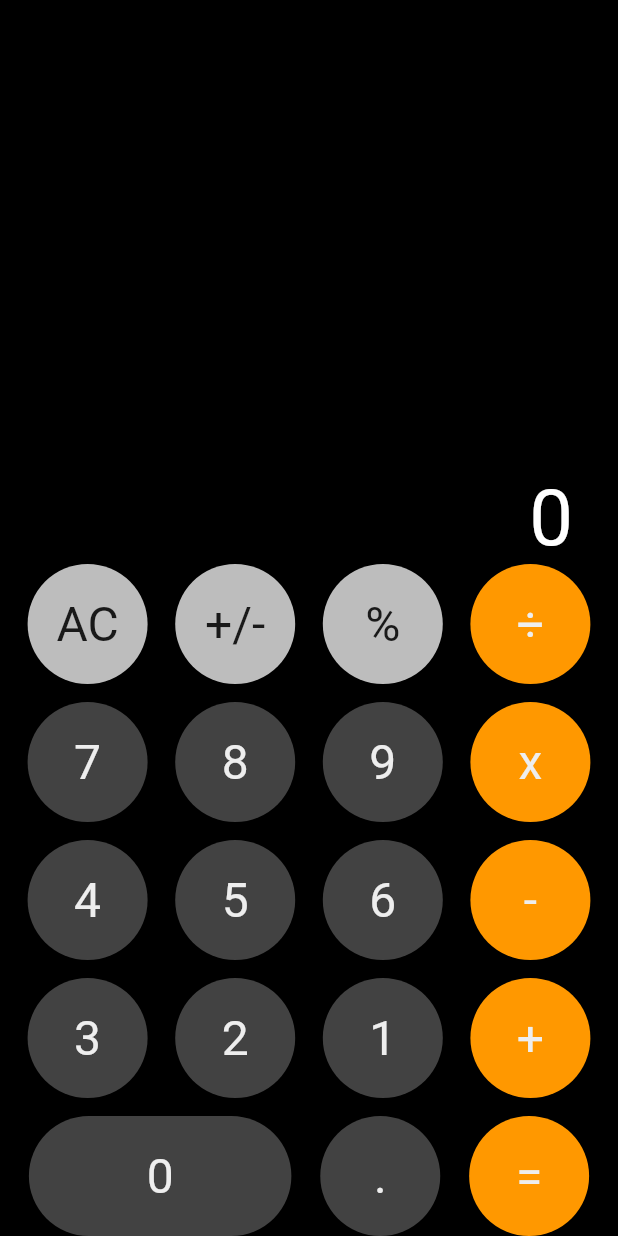
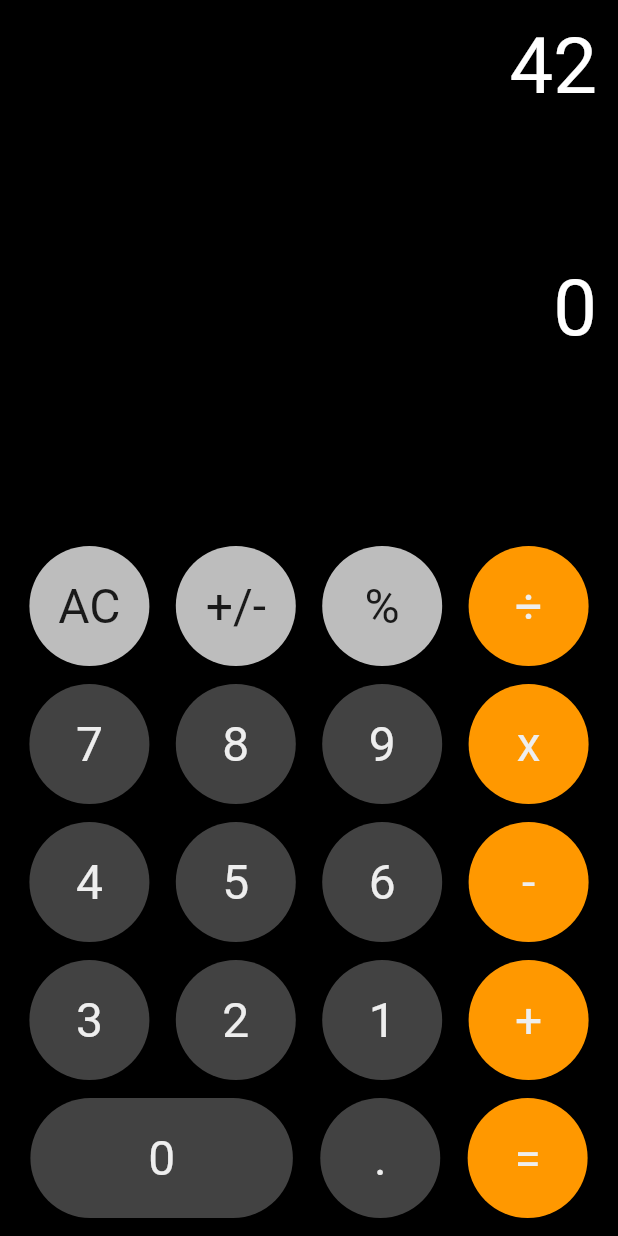
Before and after one commit to HeshmatGhaffariHadid/Apple-Calculator, a Flutter app: the screen it shows after launch, on a phone screen of 412 x 824 dp. Run offline on Flutter 3.47's test engine with Material 2 defaults, Android fonts, the phone set to English and light mode, and no system bars.

Commit message:
Modularized the project

```diff
--- /dev/null
+++ b/lib/clicks.dart
@@ -0,0 +1,36 @@
+import 'package:flutter/material.dart';
+
+
+class Clicks extends StatelessWidget {
+  late Color operationColor;
+  late Color containerColor;
+  late String operation;
+  Clicks(
+      {required this.operationColor,
+        required this.containerColor,
+        required this.operation});
+
+  @override
+  Widget build(BuildContext context) {
+    return GestureDetector(
+      onTap: () {},
+      child: Container(
+        height: 80,
+        width: 80,
+        decoration: BoxDecoration(
+          color: containerColor,
+          borderRadius: BorderRadius.circular(100),
+        ),
+        child: Center(
+          child: Text(
+            operation,
+            style: TextStyle(
+              color: operationColor,
+              fontSize: 32,
+            ),
+          ),
+        ),
+      ),
+    );
+  }
+}
--- a/lib/main.dart
+++ b/lib/main.dart
@@ -1,55 +1,90 @@
 import 'package:flutter/material.dart';
+
+import 'clicks.dart';
 
 void main() {
   runApp(HomePage());
 }
 
-class HomePage extends StatelessWidget {
-  int input = 0;
-  int? result;
+class HomePage extends StatefulWidget {
+  @override
+  State<HomePage> createState() => _HomePageState();
+}
+
+class _HomePageState extends State<HomePage> {
+  int clickValue = 42;
+  int answer = 0;
+  List<String> buttonValue = [];
 
   @override
   Widget build(BuildContext context) {
     return MaterialApp(
+      debugShowCheckedModeBanner: false,
       home: Scaffold(
         backgroundColor: Colors.black,
         body: SafeArea(
+          child: Padding(
+            padding: const EdgeInsets.symmetric(vertical: 12, horizontal: 2),
+            child: Expanded(
+              child: Column(
+                children: [
+                  Expanded(
+                    child: Container(
+                      color: Colors.black,
+                      child: Padding(
+                        padding: const EdgeInsets.symmetric(
+                            vertical: 2, horizontal: 12),
+                        child: Column(
+                          crossAxisAlignment: CrossAxisAlignment.end,
+                          children: [
+                            Row(
+                              mainAxisAlignment: MainAxisAlignment.end,
+                              children: [
+                                Text(
+                                  clickValue.toString(),
+                                  style: TextStyle(
+                                      fontSize: 52, color: Colors.white),
+                                ),
+                              ],
+                            ),
+                            SizedBox(height: 100),
+                            Text(
+                              answer.toString(),
+                              style:
+                                  TextStyle(fontSize: 52, color: Colors.white),
+                            ),
+                          ],
+                        ),
+                      ),
+                    ),
+                  ),
+                  Expanded(
+                    flex: 2,
+                    child: Container(
                       child: Column(
                         mainAxisAlignment: MainAxisAlignment.end,
                         children: [
-              SizedBox(height: 270),
-              Row(mainAxisAlignment: MainAxisAlignment.end,
-                children: [
+                          // SizedBox(height: 270),
 
-                  Text('0',style: TextStyle(
-                    fontSize: 52,
-                    color: Colors.white
-                  )),SizedBox(width: 30),
-                ],
-              ),
                           Row(
                             mainAxisAlignment: MainAxisAlignment.spaceEvenly,
                             children: [
                               Clicks(
                                   operationColor: Colors.black87,
                                   containerColor: Colors.grey.shade400,
-                      operation: 'AC'
-                  ),
+                                  operation: 'AC'),
                               Clicks(
                                   operationColor: Colors.black87,
                                   containerColor: Colors.grey.shade400,
-                      operation: '+/-'
-                  ),
+                                  operation: '+/-'),
                               Clicks(
                                   operationColor: Colors.black87,
                                   containerColor: Colors.grey.shade400,
-                      operation: '%'
-                  ),
+                                  operation: '%'),
                               Clicks(
                                   operationColor: Colors.grey.shade200,
                                   containerColor: Colors.orange,
-                      operation: '÷'
-                  ),
+                                  operation: '÷'),
                             ],
                           ),
                           SizedBox(height: 12),
@@ -59,23 +94,19 @@ class HomePage extends StatelessWidget {
                               Clicks(
                                   operationColor: Colors.grey.shade200,
                                   containerColor: Colors.grey.shade800,
-                      operation: '7'
-                  ),
+                                  operation: '7'),
                               Clicks(
                                   operationColor: Colors.grey.shade200,
                                   containerColor: Colors.grey.shade800,
-                      operation: '8'
-                  ),
+                                  operation: '8'),
                               Clicks(
                                   operationColor: Colors.grey.shade200,
                                   containerColor: Colors.grey.shade800,
-                      operation: '9'
-                  ),
+                                  operation: '9'),
                               Clicks(
                                   operationColor: Colors.grey.shade200,
                                   containerColor: Colors.orange,
-                      operation: 'x'
-                  ),
+                                  operation: 'x'),
                             ],
                           ),
                           SizedBox(height: 12),
@@ -85,23 +116,19 @@ class HomePage extends StatelessWidget {
                               Clicks(
                                   operationColor: Colors.grey.shade200,
                                   containerColor: Colors.grey.shade800,
-                      operation: '4'
-                  ),
+                                  operation: '4'),
                               Clicks(
                                   operationColor: Colors.grey.shade200,
                                   containerColor: Colors.grey.shade800,
-                      operation: '5'
-                  ),
+                                  operation: '5'),
                               Clicks(
                                   operationColor: Colors.grey.shade200,
                                   containerColor: Colors.grey.shade800,
-                      operation: '6'
-                  ),
+                                  operation: '6'),
                               Clicks(
                                   operationColor: Colors.grey.shade200,
                                   containerColor: Colors.orange,
-                      operation: '-'
-                  ),
+                                  operation: '-'),
                             ],
                           ),
                           SizedBox(height: 12),
@@ -111,23 +138,19 @@ class HomePage extends StatelessWidget {
                               Clicks(
                                   operationColor: Colors.grey.shade200,
                                   containerColor: Colors.grey.shade800,
-                      operation: '3'
-                  ),
+                                  operation: '3'),
                               Clicks(
                                   operationColor: Colors.grey.shade200,
                                   containerColor: Colors.grey.shade800,
-                      operation: '2'
-                  ),
+                                  operation: '2'),
                               Clicks(
                                   operationColor: Colors.grey.shade200,
                                   containerColor: Colors.grey.shade800,
-                      operation: '1'
-                  ),
+                                  operation: '1'),
                               Clicks(
                                   operationColor: Colors.grey.shade200,
                                   containerColor: Colors.orange,
-                      operation: '+'
-                  ),
+                                  operation: '+'),
                             ],
                           ),
                           SizedBox(height: 12),
@@ -135,33 +158,38 @@ class HomePage extends StatelessWidget {
                             mainAxisAlignment: MainAxisAlignment.spaceEvenly,
                             children: [
                               Container(
-                    height:80,
+                                height: 80,
                                 width: 175,
                                 decoration: BoxDecoration(
-                      color:Colors.grey.shade800,
-                      borderRadius: BorderRadius.circular(50)
-                    ),
+                                    color: Colors.grey.shade800,
+                                    borderRadius: BorderRadius.circular(50)),
                                 child: Center(
-                      child: Text('0',style: TextStyle(
+                                  child: Text(
+                                    '0',
+                                    style: TextStyle(
                                       fontSize: 32,
                                       color: Colors.grey.shade200,
-                      ),),
                                     ),
                                   ),
-
+                                ),
+                              ),
                               Clicks(
                                   operationColor: Colors.grey.shade200,
                                   containerColor: Colors.grey.shade800,
-                      operation: '.'
-                  ),
+                                  operation: '.'),
                               Clicks(
                                   operationColor: Colors.grey.shade200,
                                   containerColor: Colors.orange,
-                      operation: '='
+                                  operation: '='),
+                            ],
                           ),
                         ],
                       ),
+                    ),
+                  ),
                 ],
+              ),
+            ),
           ),
         ),
       ),
@@ -169,19 +197,23 @@ class HomePage extends StatelessWidget {
   }
 }
 
-class Clicks extends StatelessWidget {
-  late Color operationColor;
+class OperationsClicks extends StatelessWidget {
+  late Color operatorColor;
   late Color containerColor;
   late String operation;
-  Clicks(
-      {required this.operationColor,
+
+  OperationsClicks(
+      {required this.operatorColor,
       required this.containerColor,
       required this.operation});
 
   @override
   Widget build(BuildContext context) {
     return GestureDetector(
-      onTap: (){
+      onTap: () {
+        switch (operation) {
+          case '+':
+        }
       },
       child: Container(
         height: 80,
@@ -194,7 +226,7 @@ class Clicks extends StatelessWidget {
           child: Text(
             operation,
             style: TextStyle(
-              color: operationColor,
+              color: operatorColor,
               fontSize: 32,
             ),
           ),
```
Lines whose indentation alone changed are shown as unchanged.
